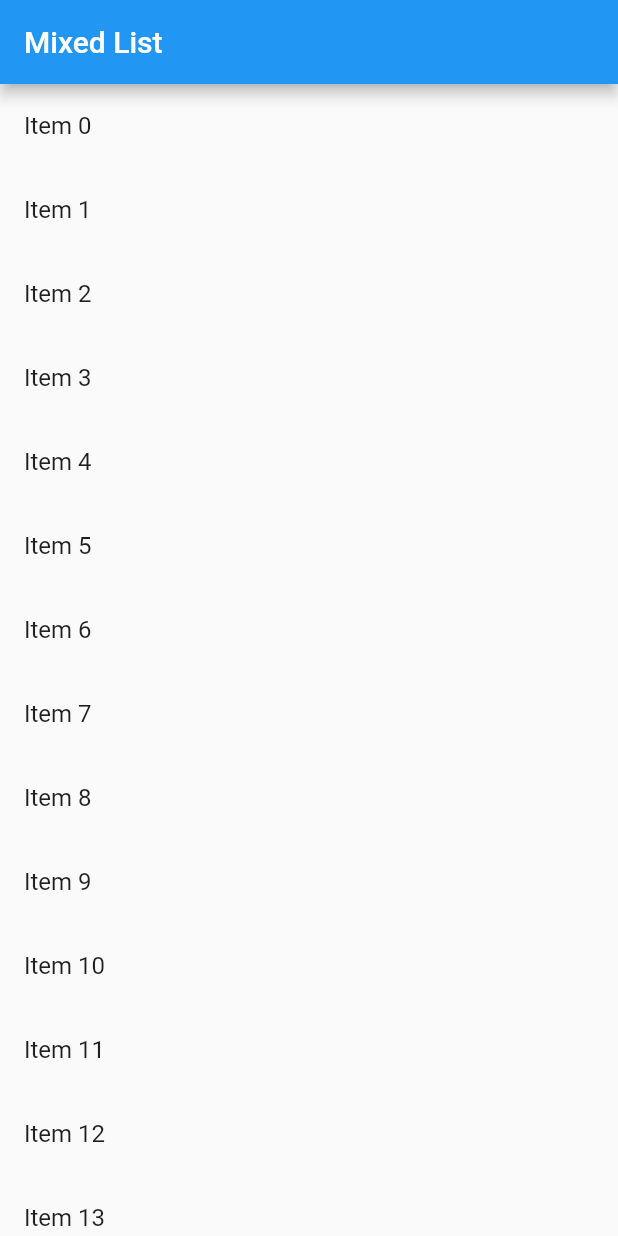
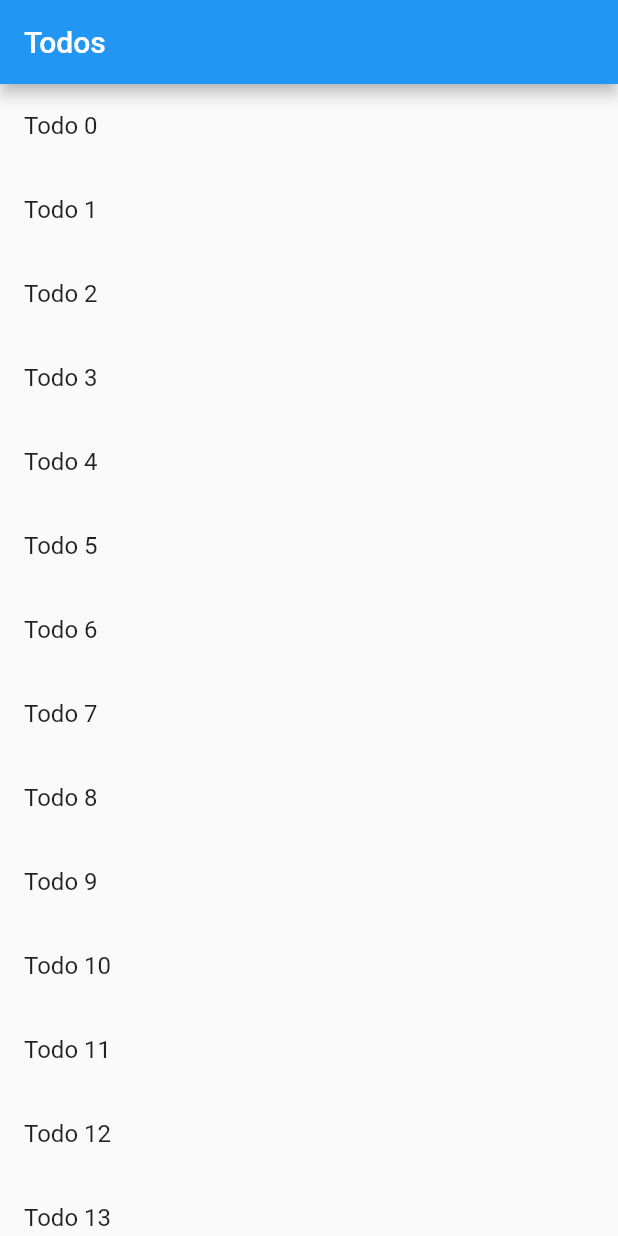
Before and after one commit to droibit/hello_flutter, a Flutter app: the screen it shows after launch, on a phone screen of 412 x 824 dp. Run offline on Flutter 3.47's test engine with Material 2 defaults, Android fonts, the phone set to English and light mode, and no system bars; our stand-ins replace transparent_image.

Commit message:
Add navigation sample in cookbook

```diff
--- a/lib/main.dart
+++ b/lib/main.dart
@@ -1,4 +1,4 @@
 import 'package:flutter/material.dart';
-import 'src/cookbook/lists/long_lists.dart';
+import 'src/cookbook/navigation/passing_data.dart';
 
 void main() => runApp(MyApp());
--- /dev/null
+++ b/lib/src/cookbook/navigation/passing_data.dart
@@ -0,0 +1,76 @@
+import 'package:flutter/foundation.dart';
+import 'package:flutter/material.dart';
+
+class Todo {
+  final String title;
+  final String description;
+
+  Todo(this.title, this.description);
+}
+
+class MyApp extends StatelessWidget {
+  @override
+  Widget build(BuildContext context) {
+    return MaterialApp(
+      title: 'Passing Data',
+      home: _TodoScreen(
+        todos: List.generate(20, (i) {
+          return Todo(
+            'Todo $i',
+            'A description of what needs to be done for Todo $i',
+          );
+        }),
+      ),
+    );
+  }
+}
+
+class _TodoScreen extends StatelessWidget {
+  final List<Todo> todos;
+
+  _TodoScreen({Key key, @required this.todos}) : super(key: key);
+
+  @override
+  Widget build(BuildContext context) {
+    return Scaffold(
+      appBar: AppBar(
+        title: Text('Todos'),
+      ),
+      body: ListView.builder(
+        itemCount: todos.length,
+        itemBuilder: (context, index) {
+          return ListTile(
+            title: Text(todos[index].title),
+            onTap: () {
+              Navigator.push(
+                context,
+                MaterialPageRoute(
+                  builder: (context) => _DetailScreen(todo: todos[index]),
+                ),
+              );
+            },
+          );
+        },
+      ),
+    );
+  }
+}
+
+class _DetailScreen extends StatelessWidget {
+  final Todo todo;
+
+  _DetailScreen({Key key, @required this.todo}) : super(key: key);
+
+  @override
+  Widget build(BuildContext context) {
+    return Scaffold(
+      appBar: AppBar(
+        title: Text(todo.title),
+      ),
+      body: Padding(
+        padding: const EdgeInsets.all(16.0),
+        child: Text(todo.description),
+      ),
+    );
+  }
+}
```
Also changed, not shown: lib/src/cookbook/navigation/hero_animations.dart (added, +54 -0 lines), lib/src/cookbook/navigation/named_routes.dart (added, +55 -0 lines), lib/src/cookbook/navigation/navigate_with_arguments.dart (added, +117 -0 lines), lib/src/cookbook/navigation/navigation_basics.dart (added, +51 -0 lines), lib/src/cookbook/navigation/returning_data.dart (added, +90 -0 lines), lib/src/cookbook/persistence/reading_writing_files.dart (added).
